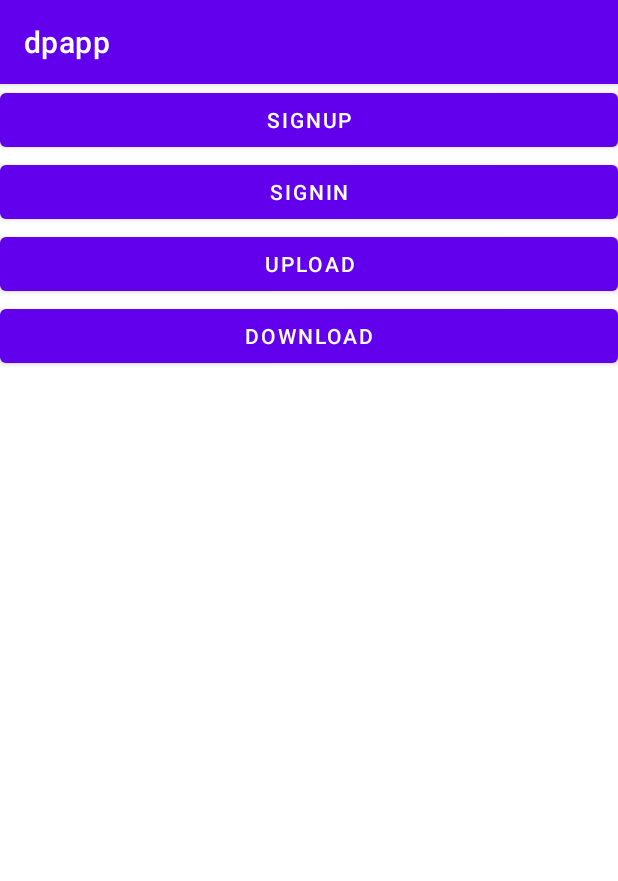
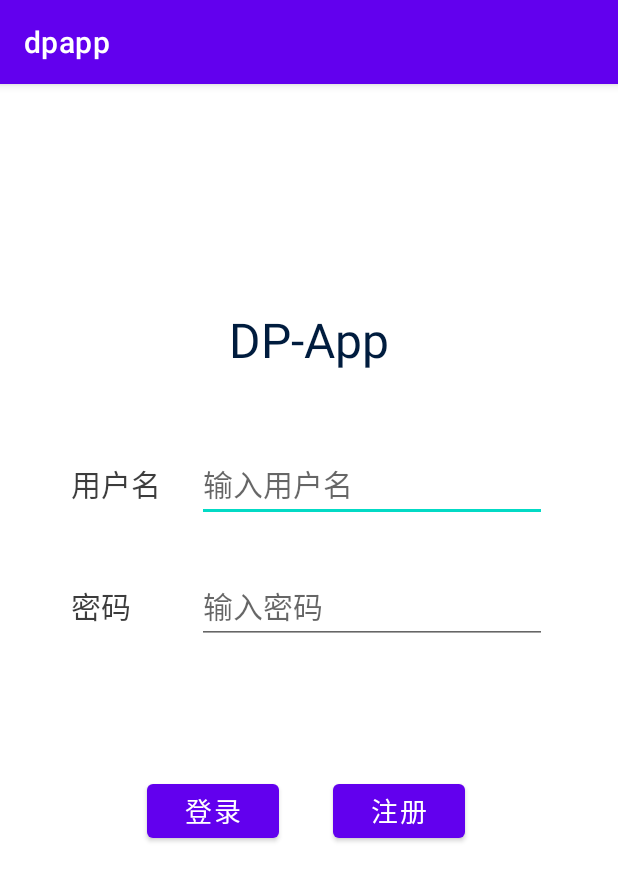
Before and after one commit to dcyz/dpapp-demo, an Android app: the screen it shows after launch (MainActivity), on a phone screen of 412 x 824 dp. Shown: the top 881 px of the screen. Run offline under Robolectric (Android 15) with nearby library versions, the phone set to English and light mode, and no system bars; pictures from the network do not load.

Commit message:
初步完成登录界面的设计

```diff
--- a/app/src/main/java/dcyz/dpapp/MainActivity.java
+++ b/app/src/main/java/dcyz/dpapp/MainActivity.java
@@ -12,6 +12,8 @@ import android.content.pm.PackageManager;
 import android.os.Bundle;
 import android.util.Log;
 import android.view.View;
+import android.widget.EditText;
+import android.widget.Toast;
 
 import https.Requests;
 
@@ -44,11 +46,17 @@ public class MainActivity extends AppCompatActivity {
     }
 
     public void onClickSignUp(View view) {
-        Requests.signup("2345", "2345");
+        EditText editName = findViewById(R.id.editName);
+        EditText editPasswd = findViewById(R.id.editPasswd);
+        String result = Requests.signup(editName.getText().toString(), editPasswd.getText().toString());
+        Toast.makeText(this, result, Toast.LENGTH_SHORT).show();
     }
 
     public void onClickSignIn(View view) {
-        Requests.signin("2345", "2345");
+        EditText editName = findViewById(R.id.editName);
+        EditText editPasswd = findViewById(R.id.editPasswd);
+        String result = Requests.signin(editName.getText().toString(), editPasswd.getText().toString());
+        Toast.makeText(this, result, Toast.LENGTH_SHORT).show();
     }
 
     public void onClickUpload(View view) {
--- a/app/src/main/res/layout/activity_main.xml
+++ b/app/src/main/res/layout/activity_main.xml
@@ -6,37 +6,132 @@
     android:layout_height="match_parent"
     tools:context=".MainActivity">
 
+    <TextView
+        android:id="@+id/textTitle"
+        android:layout_width="wrap_content"
+        android:layout_height="wrap_content"
+        android:text="@string/appName"
+        android:textColor="#001C3E"
+        android:textSize="32sp"
+        app:layout_constraintBottom_toTopOf="@+id/guideline4"
+        app:layout_constraintEnd_toStartOf="@+id/guideline3"
+        app:layout_constraintHorizontal_bias="0.517"
+        app:layout_constraintStart_toStartOf="@+id/guideline3" />
+
+    <Button
+        android:id="@+id/buttonSignUp"
+        android:layout_width="wrap_content"
+        android:layout_height="wrap_content"
+        android:layout_marginStart="16dp"
+        android:onClick="onClickSignUp"
+        android:text="@string/textSignUp"
+        android:textSize="18sp"
+        app:layout_constraintStart_toStartOf="@+id/guideline3"
+        app:layout_constraintTop_toTopOf="@+id/guideline6" />
+
+    <Button
+        android:id="@+id/buttonSignIn"
+        android:layout_width="wrap_content"
+        android:layout_height="wrap_content"
+        android:layout_marginEnd="20dp"
+        android:onClick="onClickSignIn"
+        android:text="@string/textSignIn"
+        android:textSize="18sp"
+        app:layout_constraintBottom_toBottomOf="@+id/buttonSignUp"
+        app:layout_constraintEnd_toStartOf="@+id/guideline3"
+        app:layout_constraintTop_toTopOf="@+id/guideline6" />
+
+    <androidx.constraintlayout.widget.Guideline
+        android:id="@+id/guideline3"
+        android:layout_width="wrap_content"
+        android:layout_height="wrap_content"
+        android:orientation="vertical"
+        app:layout_constraintGuide_percent="0.5" />
+
     <LinearLayout
-        android:layout_width="match_parent"
-        android:layout_height="match_parent"
-        android:orientation="vertical">
+        android:id="@+id/linearLayout"
+        android:layout_width="0dp"
+        android:layout_height="wrap_content"
+        android:layout_marginBottom="15dp"
+        android:gravity="center_horizontal|center_vertical"
+        android:orientation="horizontal"
+        app:layout_constraintBottom_toTopOf="@+id/guideline5"
+        app:layout_constraintEnd_toEndOf="parent"
+        app:layout_constraintHorizontal_bias="0.0"
+        app:layout_constraintStart_toStartOf="parent">
 
-        <Button
-            android:id="@+id/signupBtn"
-            android:layout_width="match_parent"
+        <TextView
+            android:id="@+id/textName"
+            android:layout_width="64dp"
             android:layout_height="wrap_content"
-            android:onClick="onClickSignUp"
-            android:text="@string/signup" />
+            android:layout_marginEnd="10dp"
+            android:text="@string/textName"
+            android:textColor="#C3000000"
+            android:textSize="20sp" />
 
-        <Button
-            android:id="@+id/signinBtn"
-            android:layout_width="match_parent"
+        <EditText
+            android:id="@+id/editName"
+            android:layout_width="wrap_content"
             android:layout_height="wrap_content"
-            android:onClick="onClickSignIn"
-            android:text="@string/signin" />
+            android:layout_marginStart="10dp"
+            android:ems="10"
+            android:hint="@string/editName"
+            android:inputType="textPersonName"
+            android:textSize="20sp"
+            android:autofillHints="" />
+    </LinearLayout>
 
-        <Button
-            android:id="@+id/uploadBtn"
-            android:layout_width="match_parent"
+    <LinearLayout
+        android:layout_width="0dp"
+        android:layout_height="wrap_content"
+        android:layout_marginTop="15dp"
+        android:gravity="center_horizontal|center_vertical"
+        android:orientation="horizontal"
+        app:layout_constraintEnd_toEndOf="parent"
+        app:layout_constraintHorizontal_bias="0.0"
+        app:layout_constraintStart_toStartOf="parent"
+        app:layout_constraintTop_toTopOf="@+id/guideline5">
+
+        <TextView
+            android:id="@+id/textPasswd"
+            android:layout_width="64dp"
             android:layout_height="wrap_content"
-            android:onClick="onClickUpload"
-            android:text="@string/upload" />
+            android:layout_marginEnd="10dp"
+            android:text="@string/textPasswd"
+            android:textColor="#C3000000"
+            android:textSize="20sp" />
 
-        <Button
-            android:id="@+id/downloadBtn"
-            android:layout_width="match_parent"
+        <EditText
+            android:id="@+id/editPasswd"
+            android:layout_width="wrap_content"
             android:layout_height="wrap_content"
-            android:onClick="onClickDownload"
-            android:text="@string/download" />
+            android:layout_marginStart="10dp"
+            android:ems="10"
+            android:hint="@string/editPasswd"
+            android:inputType="textPersonName"
+            android:textSize="20sp"
+            android:autofillHints="" />
     </LinearLayout>
+
+    <androidx.constraintlayout.widget.Guideline
+        android:id="@+id/guideline4"
+        android:layout_width="wrap_content"
+        android:layout_height="wrap_content"
+        android:orientation="horizontal"
+        app:layout_constraintGuide_percent="0.25" />
+
+    <androidx.constraintlayout.widget.Guideline
+        android:id="@+id/guideline5"
+        android:layout_width="wrap_content"
+        android:layout_height="wrap_content"
+        android:orientation="horizontal"
+        app:layout_constraintGuide_percent="0.4" />
+
+    <androidx.constraintlayout.widget.Guideline
+        android:id="@+id/guideline6"
+        android:layout_width="wrap_content"
+        android:layout_height="wrap_content"
+        android:orientation="horizontal"
+        app:layout_constraintGuide_percent="0.6" />
+
 </androidx.constraintlayout.widget.ConstraintLayout>
--- a/app/src/main/res/values/strings.xml
+++ b/app/src/main/res/values/strings.xml
@@ -4,4 +4,11 @@
     <string name="signin">signin</string>
     <string name="upload">upload</string>
     <string name="download">download</string>
+    <string name="appName">DP-App</string>
+    <string name="textSignUp">注册</string>
+    <string name="textSignIn">登录</string>
+    <string name="textName">用户名</string>
+    <string name="editName">输入用户名</string>
+    <string name="textPasswd">密码</string>
+    <string name="editPasswd">输入密码</string>
 </resources>
```
